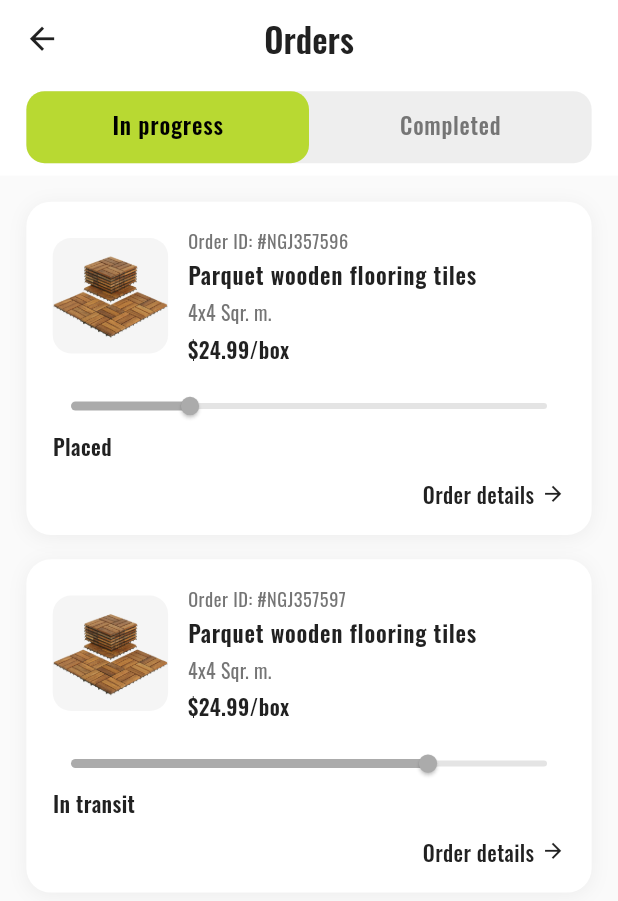
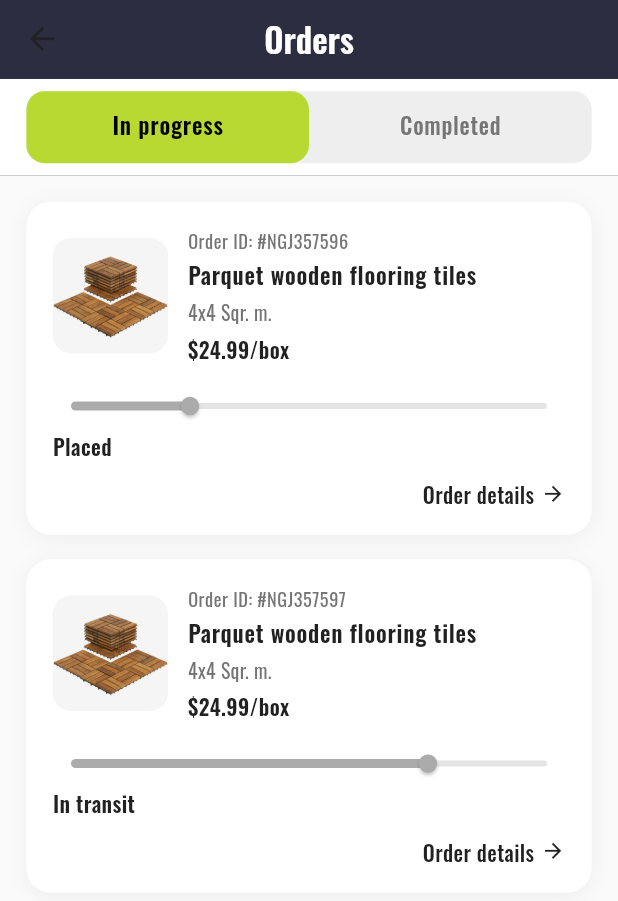
Before and after one commit to ahizaz/floorbot_mobile_app, a Flutter app: the OrdersTab screen opened directly, on a phone screen of 412 x 824 dp. Shown: the top 901 px of the screen. Run offline on Flutter 3.47's test engine with Material 3 defaults, Android fonts, the light colour scheme and no system bars; our stand-ins replace flutter_screenutil, flutter_svg, get, google_fonts.

Commit message:
feat: Update feedback bottom sheet implementation and enhance Orders screen styling

```diff
--- a/lib/app/views/screens/orders/orders_screen.dart
+++ b/lib/app/views/screens/orders/orders_screen.dart
@@ -1,3 +1,4 @@
+import 'package:floor_bot_mobile/app/core/utils/themes/app_colors.dart';
 import 'package:flutter/material.dart';
 import 'package:flutter_screenutil/flutter_screenutil.dart';
 import 'package:get/get.dart';
@@ -35,12 +36,13 @@ class _OrdersTabState extends State<OrdersTab>
     return Scaffold(
       backgroundColor: Colors.grey[50],
       appBar: AppBar(
-        backgroundColor: Colors.white,
+        backgroundColor: AppColors.primaryColor,
         elevation: 0,
         title: Text(
           'Orders',
           style: theme.textTheme.titleLarge?.copyWith(
             fontWeight: FontWeight.w600,
+            color: Colors.white,
           ),
         ),
         bottom: PreferredSize(
```
Also changed, not shown: lib/app/views/screens/orders/order_details_screen.dart (+14 -11 lines).
